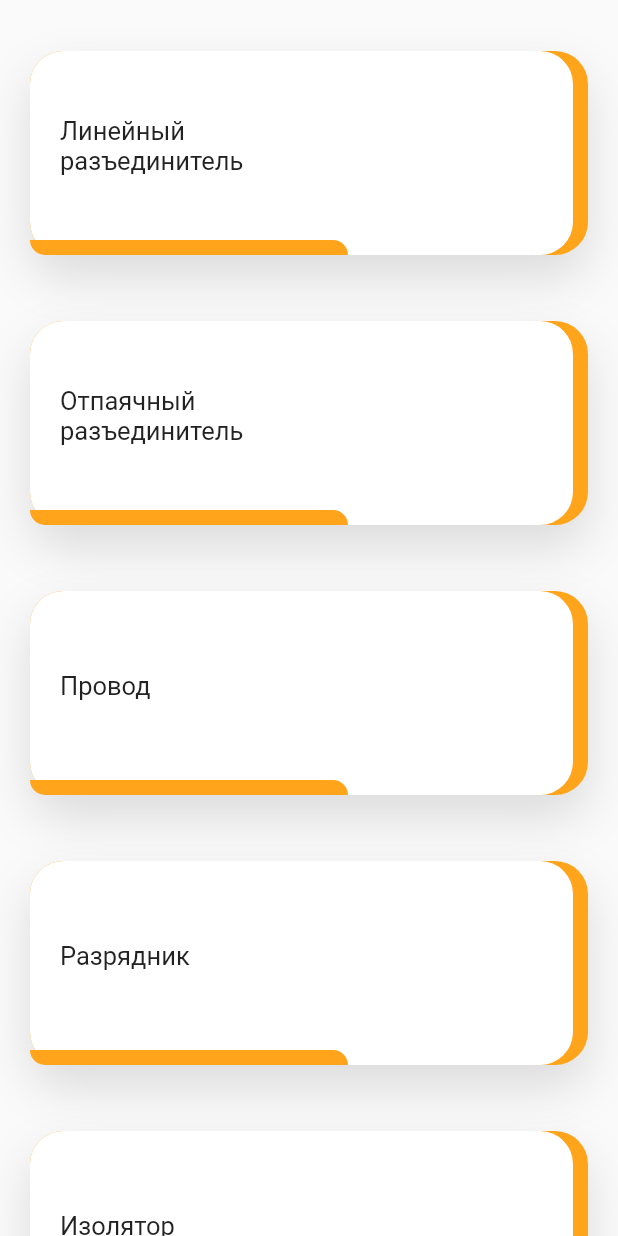
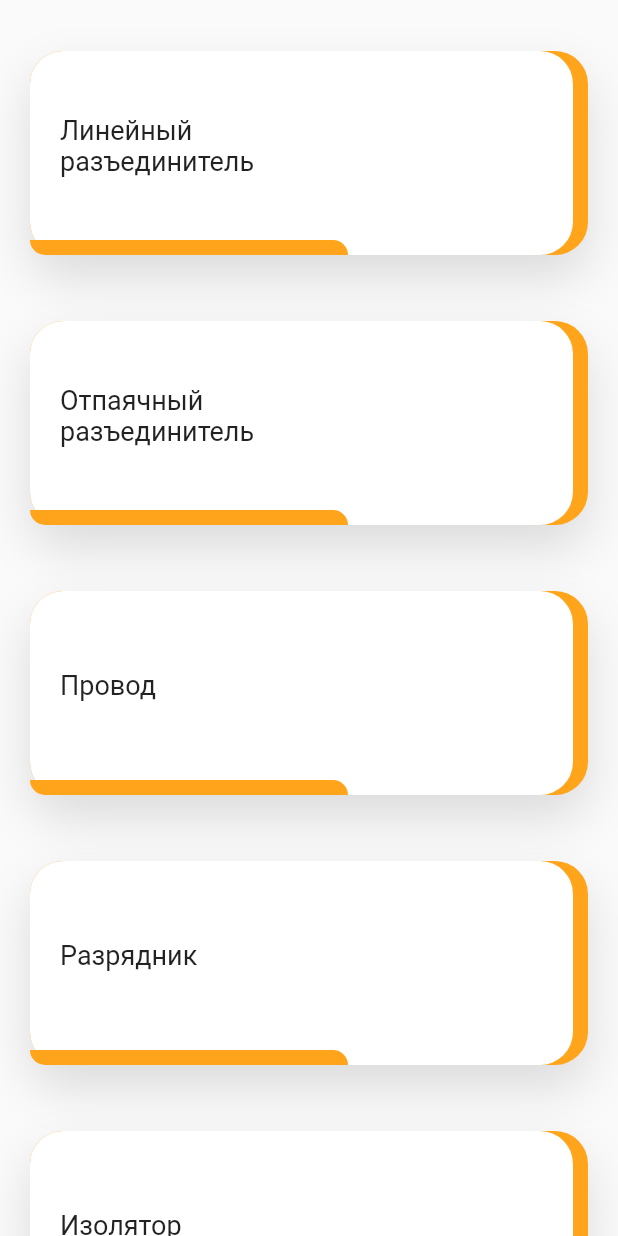
Before and after one commit to Smart-Food/stinger-tracker, a Flutter app: the DropdownScreen screen opened directly, on a phone screen of 412 x 824 dp. Run offline on Flutter 3.47's test engine with Material 2 defaults, Android fonts, the phone set to English and light mode, and no system bars; our stand-ins replace camera, cloud_firestore, csv, firebase_core, flutter_svg, shared_preferences and 2 more; missing offline and left inert: esys_flutter_share, speech_recognition; accounts and stored records are empty; project files that could hold a hidden picture were left out.

Commit message:
fix object lists

```diff
--- a/lib/Screens/home/home_screen.dart
+++ b/lib/Screens/home/home_screen.dart
@@ -105,7 +105,10 @@ class _HomeScreenScreenState extends State<HomeScreen> {
                                 ),
                                 child: Text(
                                   categories[index],
-                                  style: TextStyle(color: Colors.white),
+                                  style: TextStyle(
+                                      color: Colors.white,
+                                    fontSize: 18
+                                  ),
                                 ),
                               ),
                             ),
--- a/lib/Screens/home/product_card.dart
+++ b/lib/Screens/home/product_card.dart
@@ -83,7 +83,7 @@ class ProductCard extends StatelessWidget {
                       padding: const EdgeInsets.symmetric(
                           horizontal: kDefaultPadding),
                       child: Text(
-                        isCheck ? "Проверка оборудования" : "Обнаружение дефектов",
+                        isCheck ? "Плановая проверка" : "Обнаружение дефектов",
                         style: Theme.of(context).textTheme.button,
                       ),
                     ),
--- a/lib/Screens/loginsignup/rounded_button.dart
+++ b/lib/Screens/loginsignup/rounded_button.dart
@@ -29,7 +29,9 @@ class RoundedButton extends StatelessWidget {
           onPressed: press,
           child: Text(
             text,
-            style: TextStyle(color: textColor),
+            style: TextStyle(
+                fontSize: 18,
+                color: textColor),
           ),
         ),
       ),
--- a/lib/Screens/loginsignup/rounded_text_field.dart
+++ b/lib/Screens/loginsignup/rounded_text_field.dart
@@ -23,7 +23,9 @@ class RoundedTextField extends StatelessWidget {
       children: [
         Text(
           hintText,
-          style: TextStyle(color: Colors.white60),
+          style: TextStyle(
+              color: Colors.white60,
+          fontSize: 18),
         ),
         VerticalSpacing(of: 10),
         Container(
--- a/lib/camera/camera_screen.dart
+++ b/lib/camera/camera_screen.dart
@@ -163,7 +163,8 @@ class _CameraScreenState extends State {
             '${lensDirection.toString().substring(lensDirection.toString().indexOf('.') + 1).toUpperCase()}',
             style: TextStyle(
                 color: Colors.white,
-                fontWeight: FontWeight.w500
+                fontWeight: FontWeight.w500,
+              fontSize: 18
             ),),
         ),
       ),
--- a/lib/form.dart
+++ b/lib/form.dart
@@ -40,6 +40,19 @@ class DropdownScreenState extends State<DropdownScreen> {
     Item(name: 'Разрядник', damage: ['Перегорел']),
     Item(name: 'Изолятор', damage: ['Трещина']),
   ];
+
+  @override
+  void initState() {
+    super.initState();
+      setState(() {
+        for (var item in users) {
+            item.isSelected = 0;
+        for (var item in damages) {
+          item.isSelected = 0;
+        }
+      }});
+    }
+
   @override
   Widget build(BuildContext context) {
     PageController pageController = PageController(initialPage: 0);
@@ -145,7 +158,7 @@ class DropdownScreenState extends State<DropdownScreen> {
                                       child: Text(
                                           users[index].name,
                                         style: TextStyle(
-                                          fontSize: 17
+                                          fontSize: 18
                                         ),
                                         //style: Theme.of(context).textTheme.button,
                                       ),
@@ -235,7 +248,7 @@ class DropdownScreenState extends State<DropdownScreen> {
                                       child: Text(
                                         damages[index].damage[0],
                                         style: TextStyle(
-                                            fontSize: 17
+                                            fontSize: 18
                                         ),
                                       ),
                                     ),
@@ -265,7 +278,10 @@ class DropdownScreenState extends State<DropdownScreen> {
                 )
             ),
             FlatButton(
-                child: Text('Сохранить данные и сделать снимок'),
+                child: Text('Сохранить данные и сделать снимок',
+                style: TextStyle(
+                  fontSize: 18
+                )),
                 onPressed: () {
                   List<List> inspection = [
                     [users[0].name, users[0].damage[0]]
--- a/lib/masterform.dart
+++ b/lib/masterform.dart
@@ -180,6 +180,7 @@ class MasterDropdownScreenState extends State<MasterDropdownScreen> {
                         child: Center(
                           child: Text("Создать",
                             style: TextStyle(
+                              fontSize: 18,
                                 color: Colors.white,
                                 fontWeight: FontWeight.bold
                             ),),
--- a/lib/speech_recognition.dart
+++ b/lib/speech_recognition.dart
@@ -53,7 +53,10 @@ class _SpeechRecognitionPageState extends State<SpeechRecognitionPage> {
     return MaterialApp(
       home: Scaffold(
         appBar: AppBar(
-          title: Text('Тест'),
+          title: Text('Тест',
+            style: TextStyle(
+              fontSize: 18
+            ),),
           actions: [
             PopupMenuButton<Language>(
               onSelected: _selectLangHandler,
```
Also changed, not shown: lib/Screens/details/details_screen.dart (+13 -1 lines), 1 other file.
